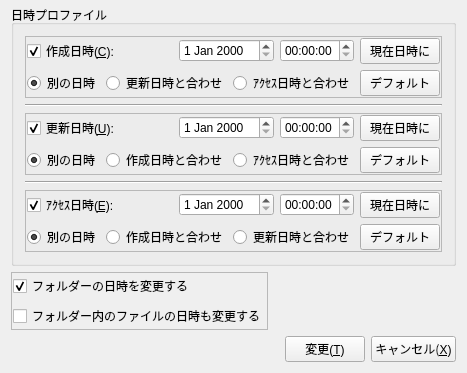
Qt form MainDialog.ui (Aoi-hosizora/FileTimeChanger) before a commit; both pictures show x 0 to 467 and y 290 to 663 of the 467 by 663 pixel window.
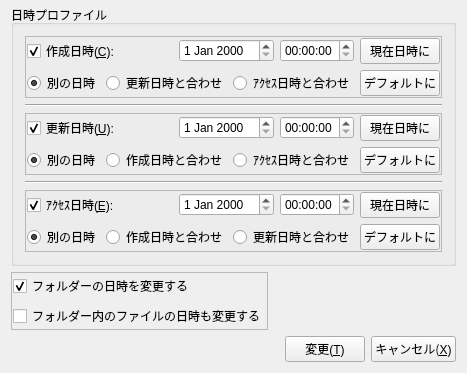
The same form after that commit.

```diff
--- a/MainDialog.ui
+++ b/MainDialog.ui
@@ -278,7 +278,7 @@
            <item>
             <widget class="QPushButton" name="Button_CreateDefault">
              <property name="text">
-              <string>デフォルト</string>
+              <string>デフォルトに</string>
              </property>
             </widget>
            </item>
@@ -397,7 +397,7 @@
            <item>
             <widget class="QPushButton" name="Button_UpdateDefault">
              <property name="text">
-              <string>デフォルト</string>
+              <string>デフォルトに</string>
              </property>
             </widget>
            </item>
@@ -516,7 +516,7 @@
            <item>
             <widget class="QPushButton" name="Button_AccessDefault">
              <property name="text">
-              <string>デフォルト</string>
+              <string>デフォルトに</string>
              </property>
             </widget>
            </item>
```
Left out of the diff: 54 changed lines with no effect on the pictures.
